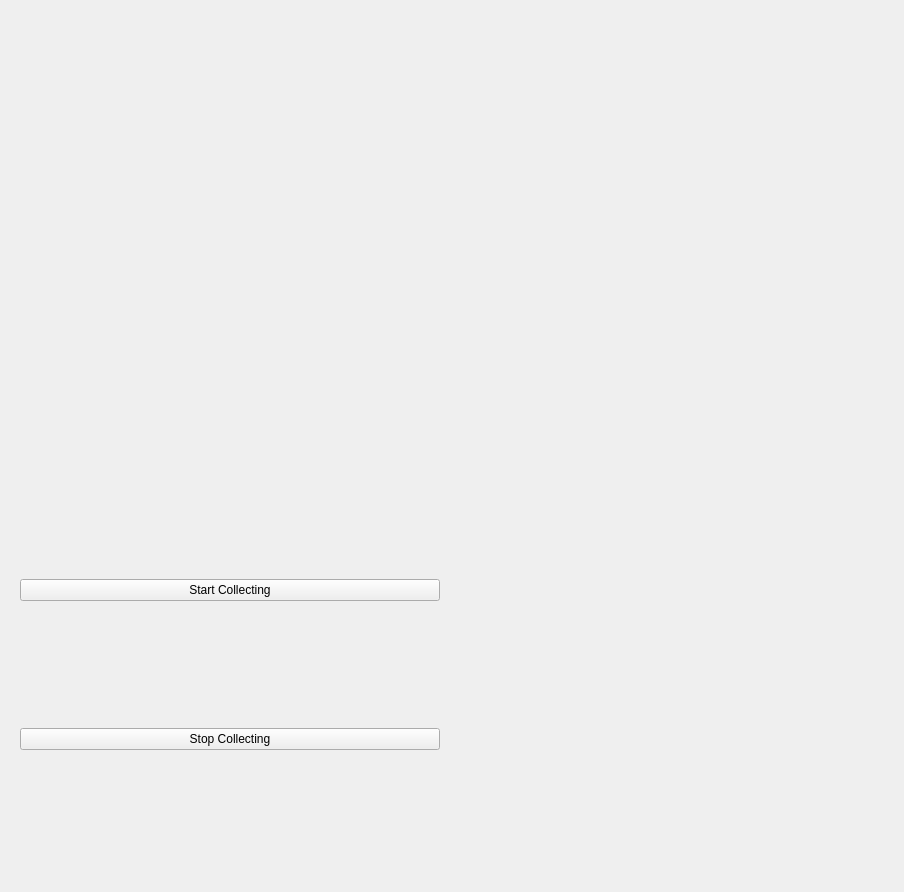
The window that frontend/SmartDotTestPage.ui (YCP-Rev-Metrix/BallSpinner-Controller-v2) describes before a commit, drawn with Qt 5.
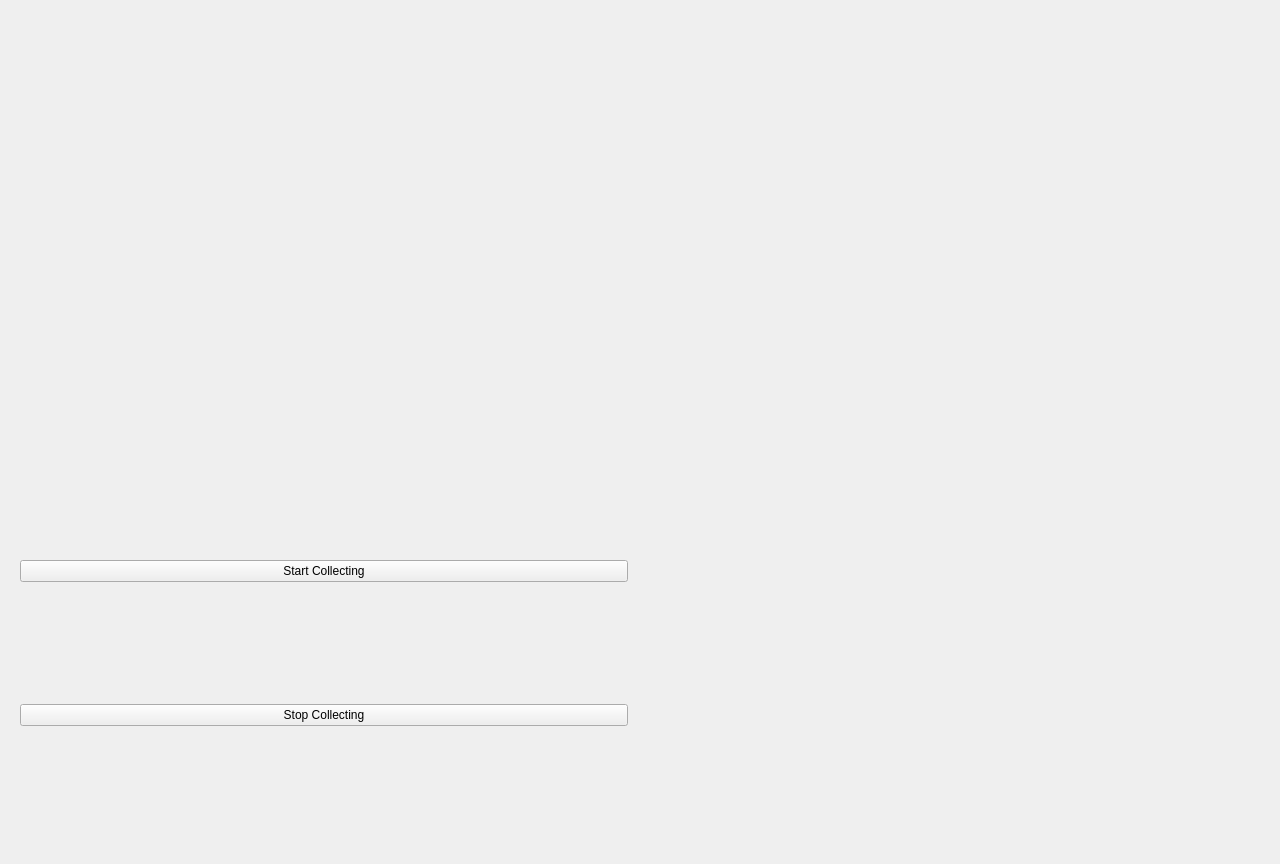
The same window after the commit. Custom widgets are drawn as their Qt base class.

```diff
--- a/frontend/SmartDotTestPage.ui
+++ b/frontend/SmartDotTestPage.ui
@@ -6,8 +6,8 @@
    <rect>
     <x>0</x>
     <y>0</y>
-    <width>904</width>
-    <height>892</height>
+    <width>1280</width>
+    <height>864</height>
    </rect>
   </property>
   <property name="windowTitle">
```
